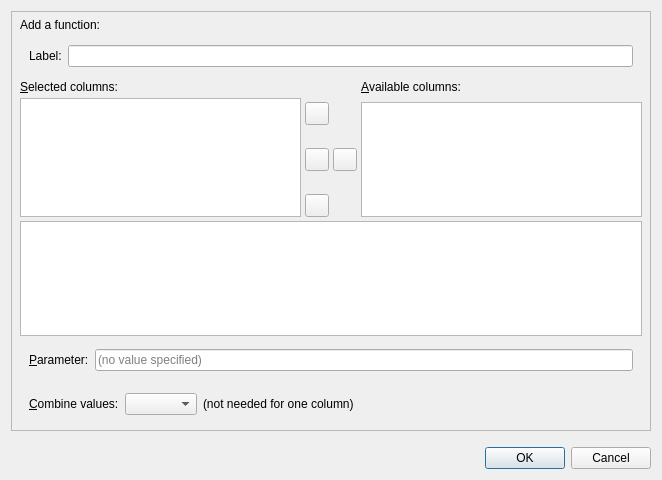
First picture: the form in coquery/gui/ui/addFunction.ui, repository gkunter/coquery, before the edit.
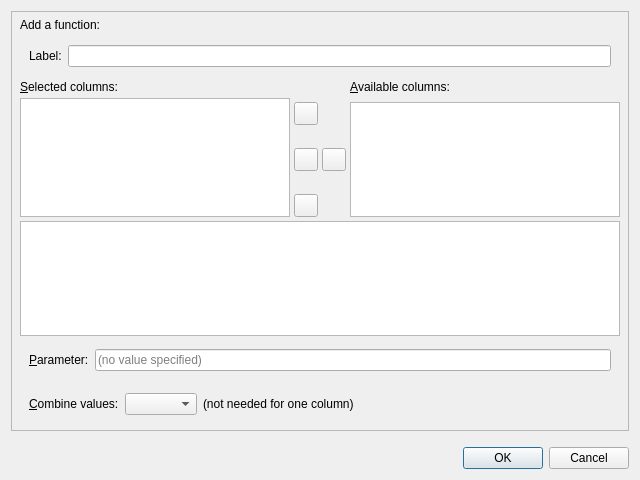
Second picture: the form after the edit. Custom widgets are drawn as their Qt base class.

Commit message: Simplify layout

The edit to the form file:
```diff
--- a/coquery/gui/ui/addFunction.ui
+++ b/coquery/gui/ui/addFunction.ui
@@ -6,7 +6,7 @@
    <rect>
     <x>0</x>
     <y>0</y>
-    <width>662</width>
+    <width>640</width>
     <height>480</height>
    </rect>
   </property>
```
